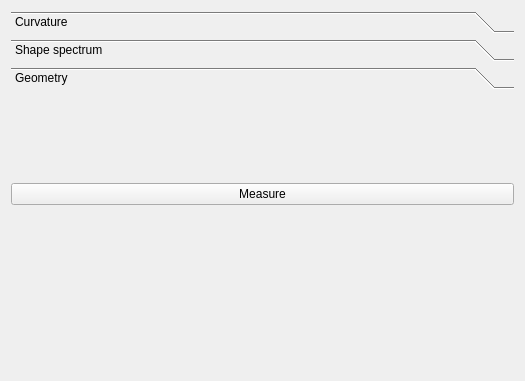
This is src/napari_stress/_spherical_harmonics/toolbox.ui in BiAPoL/napari-stress as Qt 5 draws it before an edit. The edited form follows.
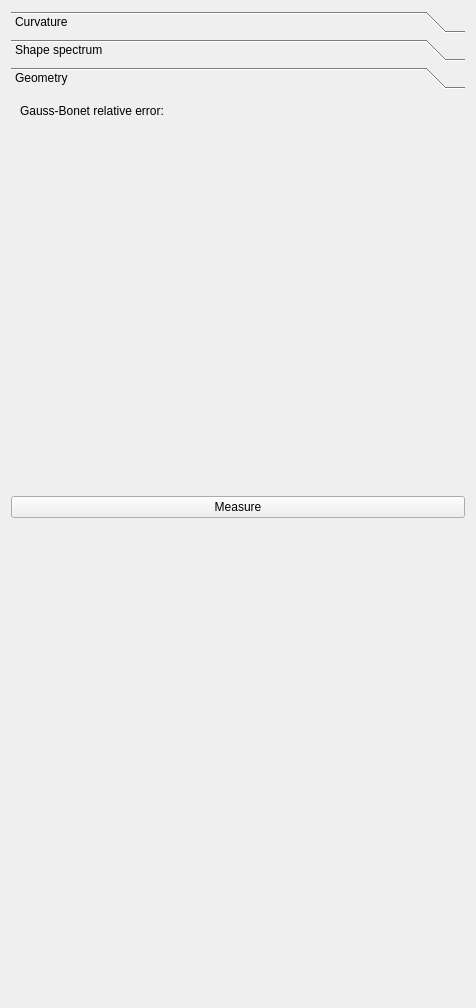
This is the edited form. The open tabs and pages were chosen to show the change.

Commit message: added gauss-bonnet test result to analysis toolbox

```diff
--- a/src/napari_stress/_spherical_harmonics/toolbox.ui
+++ b/src/napari_stress/_spherical_harmonics/toolbox.ui
@@ -6,8 +6,8 @@
    <rect>
     <x>0</x>
     <y>0</y>
-    <width>525</width>
-    <height>381</height>
+    <width>476</width>
+    <height>1008</height>
    </rect>
   </property>
   <property name="windowTitle">
@@ -60,8 +60,8 @@
        <rect>
         <x>0</x>
         <y>0</y>
-        <width>98</width>
-        <height>28</height>
+        <width>458</width>
+        <height>397</height>
        </rect>
       </property>
       <attribute name="label">
@@ -69,7 +69,34 @@
       </attribute>
       <layout class="QGridLayout" name="gridLayout_4">
        <item row="0" column="0">
-        <widget class="QWidget" name="widget_3" native="true"/>
+        <widget class="QLabel" name="label">
+         <property name="toolTip">
+          <string>&lt;html&gt;&lt;head/&gt;&lt;body&gt;&lt;p&gt;The Gauss Bonnet test checks whether the approximated surface fullfills geometric properties. &lt;/p&gt;&lt;p&gt;&lt;br/&gt;&lt;/p&gt;&lt;p&gt;    From Wikipedia:&lt;/p&gt;&lt;p&gt;    &amp;quot;In the simplest application, the case of a triangle on a plane, the sum&lt;/p&gt;&lt;p&gt;    of its angles is 180 degrees.[1] The Gauss–Bonnet theorem extends this to&lt;/p&gt;&lt;p&gt;    more complicated shapes and curved surfaces, connecting the local and&lt;/p&gt;&lt;p&gt;    global geometries.&amp;quot;&lt;/p&gt;&lt;p&gt;&lt;br/&gt;&lt;/p&gt;&lt;p&gt;&lt;a href=&quot;https://en.wikipedia.org/wiki/Gauss%E2%80%93Bonnet_theorem&quot;&gt;&lt;span style=&quot; text-decoration: underline; color:#0000ff;&quot;&gt;Source&lt;/span&gt;&lt;/a&gt;&lt;/p&gt;&lt;/body&gt;&lt;/html&gt;</string>
+         </property>
+         <property name="text">
+          <string>Gauss-Bonet relative error:</string>
+         </property>
+        </widget>
+       </item>
+       <item row="0" column="1">
+        <widget class="QLabel" name="gauss_bonnet_relative_error">
+         <property name="text">
+          <string/>
+         </property>
+        </widget>
+       </item>
+       <item row="1" column="0">
+        <spacer name="verticalSpacer_2">
+         <property name="orientation">
+          <enum>Qt::Vertical</enum>
+         </property>
+         <property name="sizeHint" stdset="0">
+          <size>
+           <width>20</width>
+           <height>40</height>
+          </size>
+         </property>
+        </spacer>
        </item>
       </layout>
      </widget>
```
Left out of the diff: 10 changed lines with no effect on the pictures. The commit also changes 4 other files.
